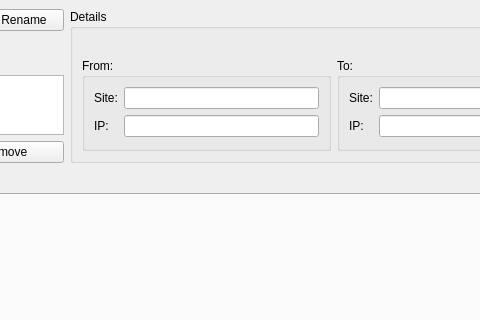
henrikvs/nornetdemo, file src/demogui/plotwindow.ui: the form before one commit; both pictures show x 201 to 681 and y 0 to 320 of the 808 by 581 pixel window.
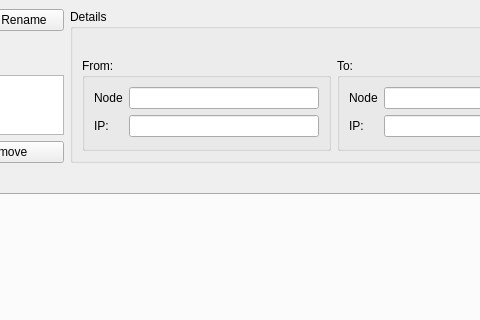
The form after the commit. The open tabs and pages were chosen to show the change. Custom widgets are drawn as their Qt base class.

Commit message: nodeprog install fix and minor plotwindow improvements

Patch:
```diff
--- a/src/demogui/plotwindow.ui
+++ b/src/demogui/plotwindow.ui
@@ -190,7 +190,7 @@
                     <item row="0" column="0">
                      <widget class="QLabel" name="label_2">
                       <property name="text">
-                       <string>Site:</string>
+                       <string>Node</string>
                       </property>
                      </widget>
                     </item>
@@ -229,7 +229,7 @@
                     <item row="0" column="0">
                      <widget class="QLabel" name="label_5">
                       <property name="text">
-                       <string>Site:</string>
+                       <string>Node</string>
                       </property>
                      </widget>
                     </item>
```
Left out of the diff: 2 changed lines with no effect on the pictures. The commit also changes 2 other files.
